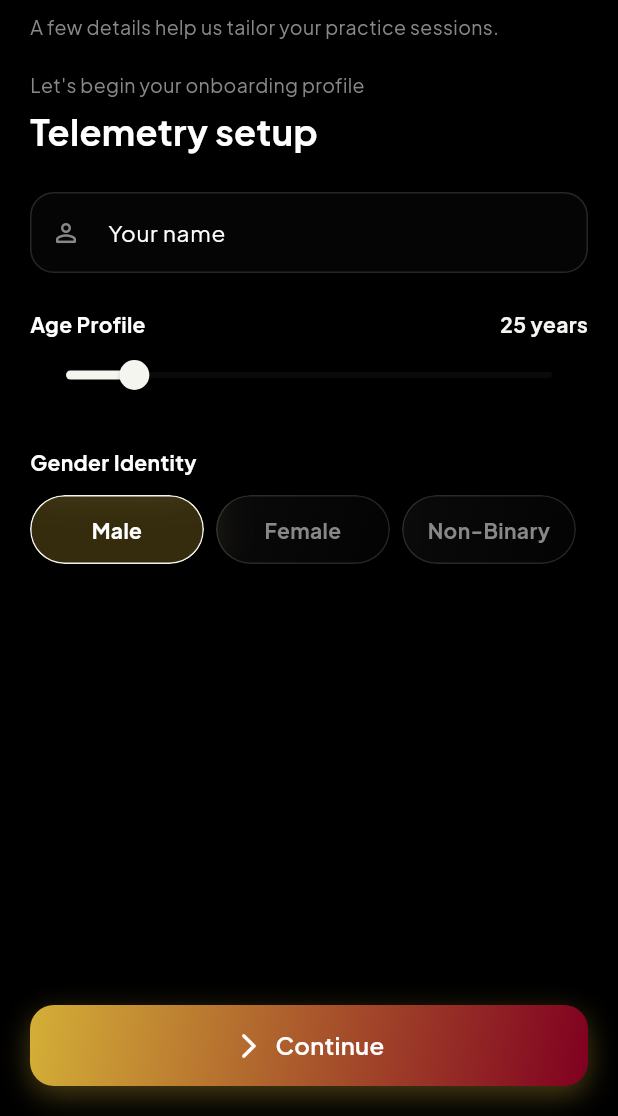
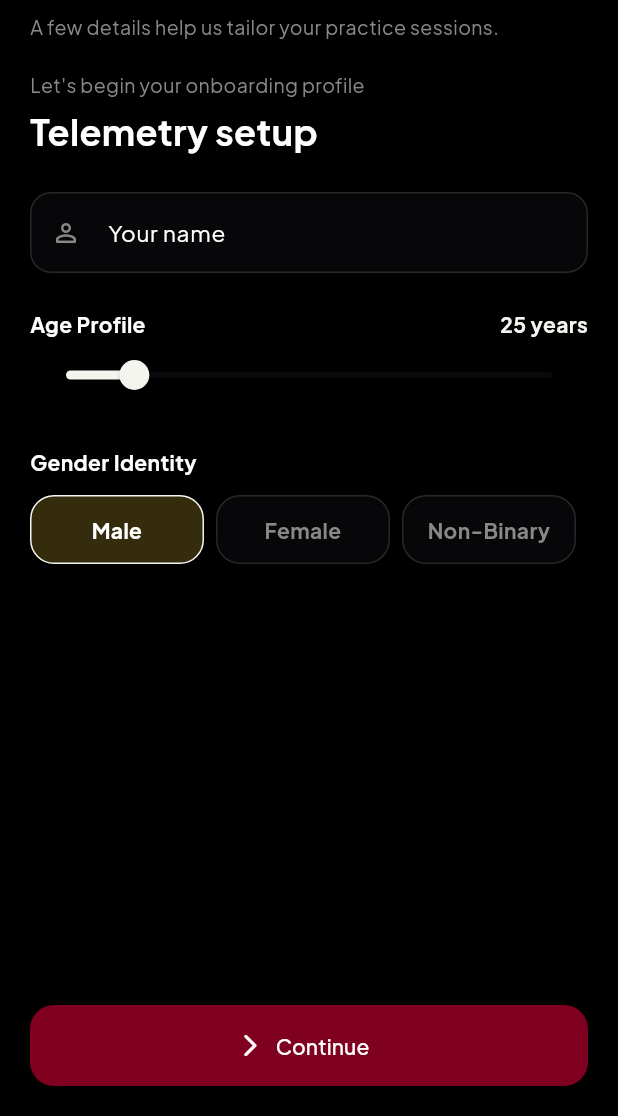
Before and after one commit to anshuman9468/motionmind, a Flutter app: the OnboardingDetailsPage screen opened by its route, on a phone screen of 412 x 824 dp, the part 120-1236 px from its top. Run offline on Flutter 3.47's test engine with Material 3 defaults, Android fonts, the phone set to English and light mode, and no system bars; our stand-ins replace camera, cloud_firestore, firebase_auth, firebase_core, flutter_animate, flutter_riverpod and 5 more; accounts and stored records are empty.

Commit message:
fix: remove fragile onboarding widgets

```diff
--- a/lib/features/onboarding/onboarding_details_page.dart
+++ b/lib/features/onboarding/onboarding_details_page.dart
@@ -3,9 +3,6 @@ import 'package:flutter_riverpod/flutter_riverpod.dart';
 import 'package:flutter_animate/flutter_animate.dart';
 import 'package:go_router/go_router.dart';
 import '../../core/theme/app_colors.dart';
-import '../../core/widgets/glass_container.dart';
-import '../../core/widgets/glass_text_field.dart';
-import '../../core/widgets/gradient_button.dart';
 import '../providers/app_providers.dart';
 
 class OnboardingDetailsPage extends ConsumerStatefulWidget {
@@ -204,13 +201,30 @@ class _OnboardingDetailsPageState extends ConsumerState<OnboardingDetailsPage> {
                   // cannot fail layout (which previously left this screen
                   // blank on a real device).
                   Flexible(
-                    child: GradientButton(
+                    child: SizedBox(
                       width: double.infinity,
-                      text: _currentStep == 3 ? 'Finish setup' : 'Continue',
-                      icon: _currentStep == 3
-                          ? Icons.auto_awesome_rounded
-                          : Icons.arrow_forward_ios_rounded,
-                      onPressed: _nextStep,
+                      height: 54,
+                      child: FilledButton.icon(
+                        onPressed: _nextStep,
+                        icon: Icon(
+                          _currentStep == 3
+                              ? Icons.auto_awesome_rounded
+                              : Icons.arrow_forward_ios_rounded,
+                          size: 18,
+                        ),
+                        label: Text(
+                          _currentStep == 3 ? 'Finish setup' : 'Continue',
+                          maxLines: 1,
+                          overflow: TextOverflow.ellipsis,
+                        ),
+                        style: FilledButton.styleFrom(
+                          backgroundColor: AppColors.primaryPurple,
+                          foregroundColor: Colors.white,
+                          shape: RoundedRectangleBorder(
+                            borderRadius: BorderRadius.circular(16),
+                          ),
+                        ),
+                      ),
                     ),
                   ),
                 ],
@@ -235,6 +249,64 @@ class _OnboardingDetailsPageState extends ConsumerState<OnboardingDetailsPage> {
     }
   }
 
+  Widget _profileField({
+    required String hintText,
+    TextEditingController? controller,
+    IconData? prefixIcon,
+    ValueChanged<String>? onChanged,
+  }) {
+    final border = OutlineInputBorder(
+      borderRadius: BorderRadius.circular(14),
+      borderSide: const BorderSide(color: AppColors.glassBorder),
+    );
+    return TextField(
+      controller: controller,
+      onChanged: onChanged,
+      style: const TextStyle(color: Colors.white, fontSize: 15),
+      decoration: InputDecoration(
+        hintText: hintText,
+        hintStyle: const TextStyle(color: AppColors.textMuted),
+        prefixIcon: prefixIcon == null
+            ? null
+            : Icon(prefixIcon, color: AppColors.textMuted, size: 20),
+        filled: true,
+        fillColor: AppColors.surface.withValues(alpha: 0.72),
+        border: border,
+        enabledBorder: border,
+        focusedBorder: border.copyWith(
+          borderSide: const BorderSide(color: AppColors.cyanGlow, width: 1.4),
+        ),
+      ),
+    );
+  }
+
+  Widget _selectionCard({
+    required Widget child,
+    required VoidCallback onTap,
+    EdgeInsetsGeometry padding = const EdgeInsets.all(16),
+    double? width,
+    Color? borderColor,
+    Color? backgroundColor,
+  }) {
+    return Material(
+      color: Colors.transparent,
+      child: InkWell(
+        borderRadius: BorderRadius.circular(16),
+        onTap: onTap,
+        child: Container(
+          width: width,
+          padding: padding,
+          decoration: BoxDecoration(
+            color: backgroundColor ?? AppColors.surface.withValues(alpha: 0.72),
+            borderRadius: BorderRadius.circular(16),
+            border: Border.all(color: borderColor ?? AppColors.glassBorder),
+          ),
+          child: child,
+        ),
+      ),
+    );
+  }
+
   Widget _buildStep1() {
     return Column(
       crossAxisAlignment: CrossAxisAlignment.start,
@@ -254,7 +326,7 @@ class _OnboardingDetailsPageState extends ConsumerState<OnboardingDetailsPage> {
         ),
         const SizedBox(height: 24),
 
-        GlassTextField(
+        _profileField(
           hintText: 'Full Display Name',
           controller: _nameController,
           prefixIcon: Icons.person_outline_rounded,
@@ -303,7 +375,7 @@ class _OnboardingDetailsPageState extends ConsumerState<OnboardingDetailsPage> {
             return Expanded(
               child: Padding(
                 padding: const EdgeInsets.only(right: 8.0),
-                child: GlassContainer(
+                child: _selectionCard(
                   padding: const EdgeInsets.symmetric(vertical: 12),
                   borderColor: isSel
                       ? AppColors.cyanGlow
@@ -420,7 +492,7 @@ class _OnboardingDetailsPageState extends ConsumerState<OnboardingDetailsPage> {
             return Expanded(
               child: Padding(
                 padding: const EdgeInsets.only(right: 8.0),
-                child: GlassContainer(
+                child: _selectionCard(
                   padding: const EdgeInsets.symmetric(vertical: 12),
                   borderColor: isSel
                       ? AppColors.cyanGlow
@@ -470,7 +542,7 @@ class _OnboardingDetailsPageState extends ConsumerState<OnboardingDetailsPage> {
           style: TextStyle(color: Colors.white, fontWeight: FontWeight.bold),
         ),
         const SizedBox(height: 8),
-        GlassTextField(
+        _profileField(
           hintText: 'e.g. build strength, improve technique…',
           prefixIcon: Icons.flag_rounded,
           onChanged: (val) => setState(() => _learningGoal = val),
@@ -574,7 +646,7 @@ class _OnboardingDetailsPageState extends ConsumerState<OnboardingDetailsPage> {
             final isSel = _experienceLevel == lv;
             return Padding(
               padding: const EdgeInsets.only(bottom: 10.0),
-              child: GlassContainer(
+              child: _selectionCard(
                 width: double.infinity,
                 padding: const EdgeInsets.all(16),
                 borderColor: isSel ? AppColors.cyanGlow : AppColors.glassBorder,
@@ -606,7 +678,7 @@ class _OnboardingDetailsPageState extends ConsumerState<OnboardingDetailsPage> {
             return Expanded(
               child: Padding(
                 padding: const EdgeInsets.only(right: 8.0),
-                child: GlassContainer(
+                child: _selectionCard(
                   padding: const EdgeInsets.symmetric(vertical: 12),
                   borderColor: isSel
                       ? AppColors.cyanGlow
--- a/pubspec.yaml
+++ b/pubspec.yaml
@@ -16,7 +16,7 @@ publish_to: 'none' # Remove this line if you wish to publish to pub.dev
 # https://developer.apple.com/library/archive/documentation/General/Reference/InfoPlistKeyReference/Articles/CoreFoundationKeys.html
 # In Windows, build-name is used as the major, minor, and patch parts
 # of the product and file versions while build-number is used as the build suffix.
-version: 1.0.1+2
+version: 1.0.1+3
 
 environment:
   # Compatible with the Dart SDK bundled with Flutter 3.44.1.
```
